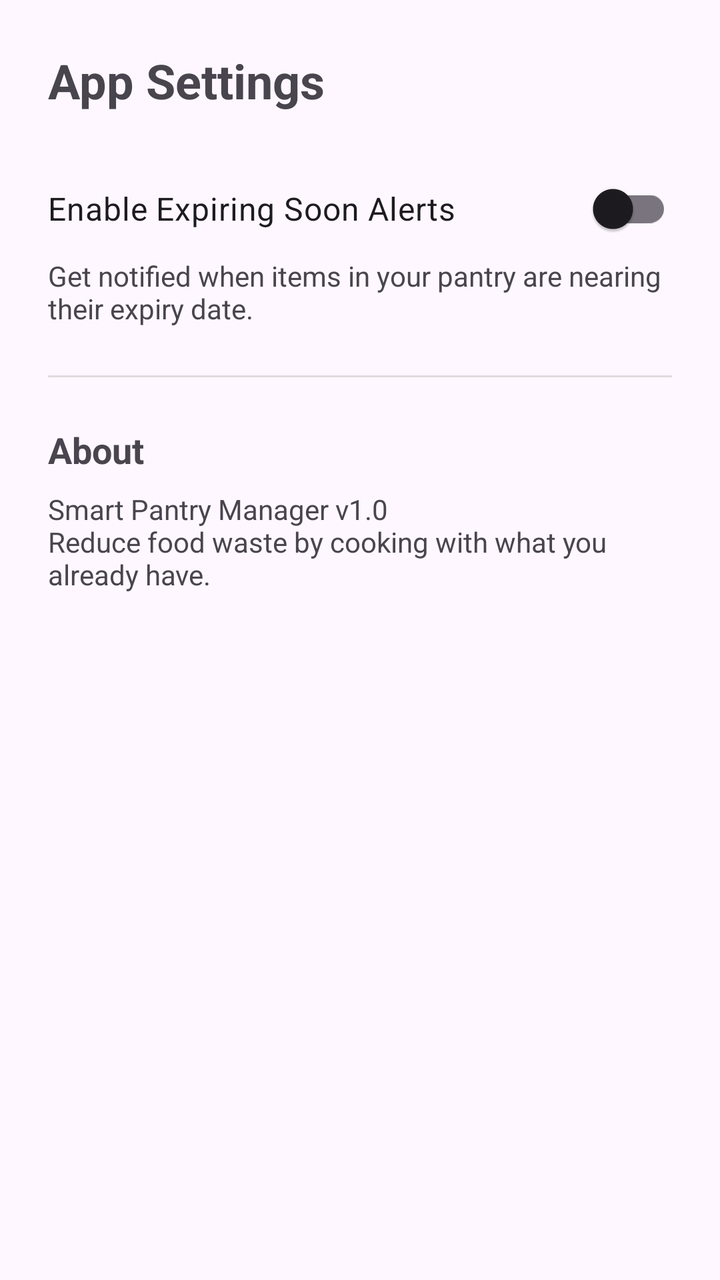
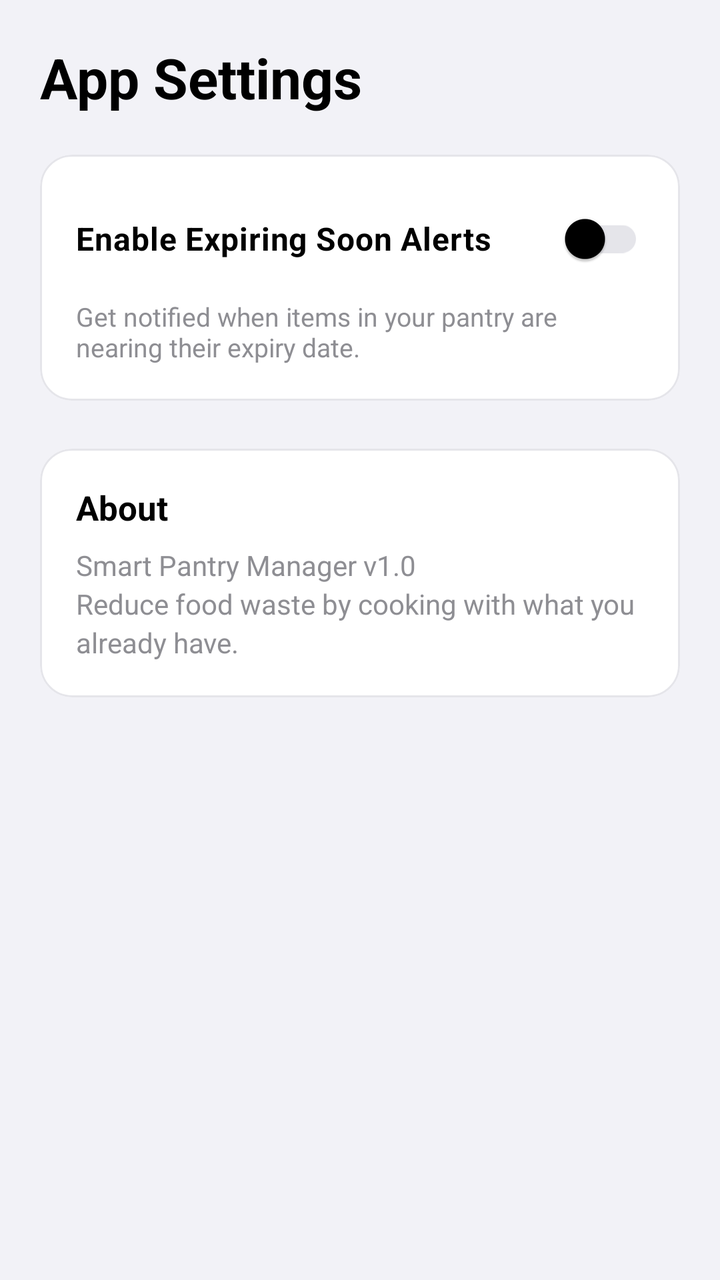

The first picture is an Android layout as it rendered before a commit; the second is the same layout after the commit. The layout source and the unified diff follow.
<!-- AndroidManifest.xml: application theme Theme.SmartPantryManager -->
<!-- res/layout/fragment_settings.xml -->
<?xml version="1.0" encoding="utf-8"?>
<LinearLayout xmlns:android="http://schemas.android.com/apk/res/android"
    android:layout_width="match_parent"
    android:layout_height="match_parent"
    android:orientation="vertical"
    android:padding="24dp">

    <TextView
        android:layout_width="wrap_content"
        android:layout_height="wrap_content"
        android:text="@string/title_app_settings"
        android:textSize="24sp"
        android:textStyle="bold"
        android:layout_marginBottom="24dp"/>

    
    <com.google.android.material.switchmaterial.SwitchMaterial
        android:id="@+id/switch_expiring_alerts"
        android:layout_width="match_parent"
        android:layout_height="wrap_content"
        android:text="@string/label_expiring_alerts"
        android:textSize="16sp"
        android:paddingVertical="12dp" />

    <TextView
        android:layout_width="match_parent"
        android:layout_height="wrap_content"
        android:text="@string/desc_expiring_alerts"
        android:textSize="14sp"
        android:textColor="?android:attr/textColorSecondary"
        android:layout_marginBottom="24dp"/>

    
    <View
        android:layout_width="match_parent"
        android:layout_height="1dp"
        android:background="?android:attr/listDivider"
        android:layout_marginBottom="24dp"/>

    
    <TextView
        android:layout_width="wrap_content"
        android:layout_height="wrap_content"
        android:text="@string/title_about"
        android:textSize="18sp"
        android:textStyle="bold"
        android:layout_marginBottom="8dp"/>

    <TextView
        android:layout_width="match_parent"
        android:layout_height="wrap_content"
        android:text="@string/desc_about_app"
        android:textSize="14sp"
        android:textColor="?android:attr/textColorSecondary" />

</LinearLayout>
<!-- resources referenced by this layout -->
<resources>
  <string name="desc_about_app">Smart Pantry Manager v1.0\nReduce food waste by cooking with what you already have.</string>
  <string name="desc_expiring_alerts">Get notified when items in your pantry are nearing their expiry date.</string>
  <string name="label_expiring_alerts">Enable Expiring Soon Alerts</string>
  <string name="title_about">About</string>
  <string name="title_app_settings">App Settings</string>
  <style name="Theme.SmartPantryManager" parent="Base.Theme.SmartPantryManager" />
  <style name="Base.Theme.SmartPantryManager" parent="Theme.Material3.DayNight.NoActionBar">
          
          
      </style>
</resources>

<!-- the commit's change to res/layout/fragment_settings.xml (unified diff, before → after) -->
@@ -1,56 +1,86 @@
 <?xml version="1.0" encoding="utf-8"?>
-<LinearLayout xmlns:android="http://schemas.android.com/apk/res/android"
+<ScrollView xmlns:android="http://schemas.android.com/apk/res/android"
     android:layout_width="match_parent"
     android:layout_height="match_parent"
-    android:orientation="vertical"
-    android:padding="24dp">
+    android:background="?android:attr/colorBackground">
 
-    <TextView
-        android:layout_width="wrap_content"
-        android:layout_height="wrap_content"
-        android:text="@string/title_app_settings"
-        android:textSize="24sp"
-        android:textStyle="bold"
-        android:layout_marginBottom="24dp"/>
-
-    
-    <com.google.android.material.switchmaterial.SwitchMaterial
-        android:id="@+id/switch_expiring_alerts"
+    <LinearLayout
         android:layout_width="match_parent"
         android:layout_height="wrap_content"
-        android:text="@string/label_expiring_alerts"
-        android:textSize="16sp"
-        android:paddingVertical="12dp" />
+        android:orientation="vertical"
+        android:padding="20dp">
 
-    <TextView
-        android:layout_width="match_parent"
-        android:layout_height="wrap_content"
-        android:text="@string/desc_expiring_alerts"
-        android:textSize="14sp"
-        android:textColor="?android:attr/textColorSecondary"
-        android:layout_marginBottom="24dp"/>
+        <TextView
+            android:layout_width="wrap_content"
+            android:layout_height="wrap_content"
+            android:text="@string/title_app_settings"
+            android:textSize="28sp"
+            android:textStyle="bold"
+            android:textColor="?attr/colorOnSurface"
+            android:layout_marginBottom="20dp"/>
 
-    
-    <View
-        android:layout_width="match_parent"
-        android:layout_height="1dp"
-        android:background="?android:attr/listDivider"
-        android:layout_marginBottom="24dp"/>
+        
+        <com.google.android.material.card.MaterialCardView
+            android:layout_width="match_parent"
+            android:layout_height="wrap_content"
+            style="@style/Widget.SleekCardView"
+            android:layout_marginBottom="24dp">
 
-    
-    <TextView
-        android:layout_width="wrap_content"
-        android:layout_height="wrap_content"
-        android:text="@string/title_about"
-        android:textSize="18sp"
-        android:textStyle="bold"
-        android:layout_marginBottom="8dp"/>
+            <LinearLayout
+                android:layout_width="match_parent"
+                android:layout_height="wrap_content"
+                android:orientation="vertical"
+                android:padding="18dp">
 
-    <TextView
-        android:layout_width="match_parent"
-        android:layout_height="wrap_content"
-        android:text="@string/desc_about_app"
-        android:textSize="14sp"
-        android:textColor="?android:attr/textColorSecondary" />
+                <com.google.android.material.switchmaterial.SwitchMaterial
+                    android:id="@+id/switch_expiring_alerts"
+                    android:layout_width="match_parent"
+                    android:layout_height="wrap_content"
+                    android:text="@string/label_expiring_alerts"
+                    android:textSize="16sp"
+                    android:textStyle="bold"
+                    android:textColor="?attr/colorOnSurface" />
 
-</LinearLayout>
+                <TextView
+                    android:layout_width="match_parent"
+                    android:layout_height="wrap_content"
+                    android:text="@string/desc_expiring_alerts"
+                    android:textSize="13sp"
+                    android:textColor="?attr/colorOnSurfaceVariant"
+                    android:layout_marginTop="6dp"/>
+            </LinearLayout>
+        </com.google.android.material.card.MaterialCardView>
+
+        
+        <com.google.android.material.card.MaterialCardView
+            android:layout_width="match_parent"
+            android:layout_height="wrap_content"
+            style="@style/Widget.SleekCardView">
+
+            <LinearLayout
+                android:layout_width="match_parent"
+                android:layout_height="wrap_content"
+                android:orientation="vertical"
+                android:padding="18dp">
+
+                <TextView
+                    android:layout_width="wrap_content"
+                    android:layout_height="wrap_content"
+                    android:text="@string/title_about"
+                    android:textSize="17sp"
+                    android:textStyle="bold"
+                    android:textColor="?attr/colorOnSurface"
+                    android:layout_marginBottom="8dp"/>
+
+                <TextView
+                    android:layout_width="match_parent"
+                    android:layout_height="wrap_content"
+                    android:text="@string/desc_about_app"
+                    android:textSize="14sp"
+                    android:lineSpacingExtra="3dp"
+                    android:textColor="?attr/colorOnSurfaceVariant" />
+            </LinearLayout>
+        </com.google.android.material.card.MaterialCardView>
+
+    </LinearLayout>
+</ScrollView>
<!-- resource entries referenced after the edit -->
@@ -5,10 +5,50 @@
   <string name="label_expiring_alerts">Enable Expiring Soon Alerts</string>
   <string name="title_about">About</string>
   <string name="title_app_settings">App Settings</string>
+  <style name="Widget.SleekCardView" parent="Widget.Material3.CardView.Filled">
+          <item name="cardCornerRadius">16dp</item>
+          <item name="cardElevation">0dp</item>
+          <item name="strokeColor">@color/mono_card_border</item>
+          <item name="strokeWidth">1dp</item>
+          <item name="cardBackgroundColor">@color/mono_surface_light</item>
+      </style>
   <style name="Theme.SmartPantryManager" parent="Base.Theme.SmartPantryManager" />
+  <color name="mono_card_border">#E5E5EA</color>
+  <color name="mono_surface_light">#FFFFFF</color>
   <style name="Base.Theme.SmartPantryManager" parent="Theme.Material3.DayNight.NoActionBar">
           
+          <item name="colorPrimary">@color/mono_black</item>
+          <item name="colorOnPrimary">@color/mono_white</item>
+          <item name="colorPrimaryContainer">@color/mono_nav_indicator_light</item>
+          <item name="colorOnPrimaryContainer">@color/mono_black</item>
+  
+          <item name="colorSecondary">#3A3A3C</item>
+          <item name="colorOnSecondary">@color/mono_white</item>
+  
+          <item name="android:colorBackground">@color/mono_bg_light</item>
+          <item name="colorSurface">@color/mono_surface_light</item>
+          <item name="colorOnSurface">@color/mono_text_primary</item>
+          <item name="colorOnSurfaceVariant">@color/mono_text_secondary</item>
+          <item name="colorOutline">@color/mono_card_border</item>
+  
           
+          <item name="android:statusBarColor">@color/mono_bg_light</item>
+          <item name="android:windowLightStatusBar">true</item>
+  
+          
+          <item name="materialCardViewStyle">@style/Widget.SleekCardView</item>
+          <item name="materialButtonStyle">@style/Widget.SleekButton</item>
+      </style>
+  <color name="mono_black">#000000</color>
+  <color name="mono_white">#FFFFFF</color>
+  <color name="mono_nav_indicator_light">#E5E5EA</color>
+  <color name="mono_bg_light">#F2F2F7</color>
+  <color name="mono_text_primary">#000000</color>
+  <color name="mono_text_secondary">#8E8E93</color>
+  <style name="Widget.SleekButton" parent="Widget.Material3.Button">
+          <item name="cornerRadius">14dp</item>
+          <item name="backgroundTint">@color/mono_black</item>
+          <item name="android:textColor">@color/mono_white</item>
       </style>
 </resources>
 
